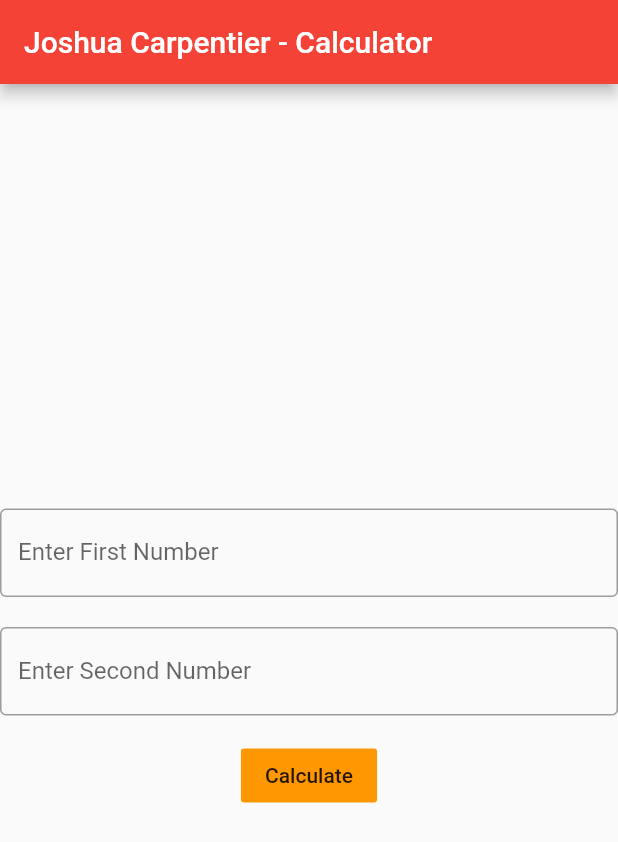
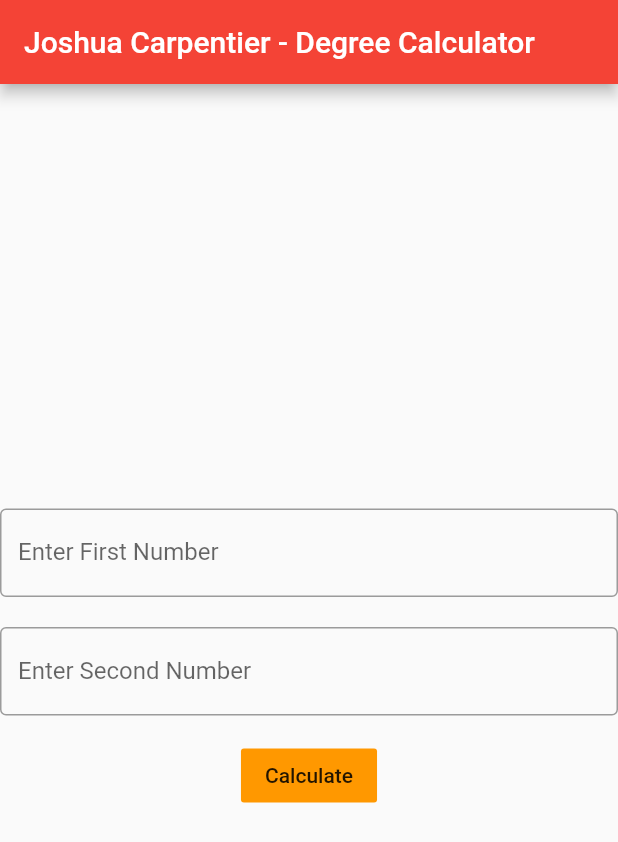
Before and after one commit to jacgit18/ios_calculator, a Flutter app: the screen it shows after launch, on a phone screen of 412 x 824 dp. Shown: the top 842 px of the screen. Run offline on Flutter 3.47's test engine with Material 2 defaults, Android fonts, the phone set to English and light mode, and no system bars.

Commit message:
Update main.dart

```diff
--- a/lib/main.dart
+++ b/lib/main.dart
@@ -12,7 +12,7 @@ class MyApp extends StatelessWidget {
 
         primarySwatch: Colors.red,
       ),
-      home: MyHomePage(title: 'Joshua Carpentier - Calculator'),
+      home: MyHomePage(title: 'Joshua Carpentier - Degree Calculator'),
     );
   }
 }
```
